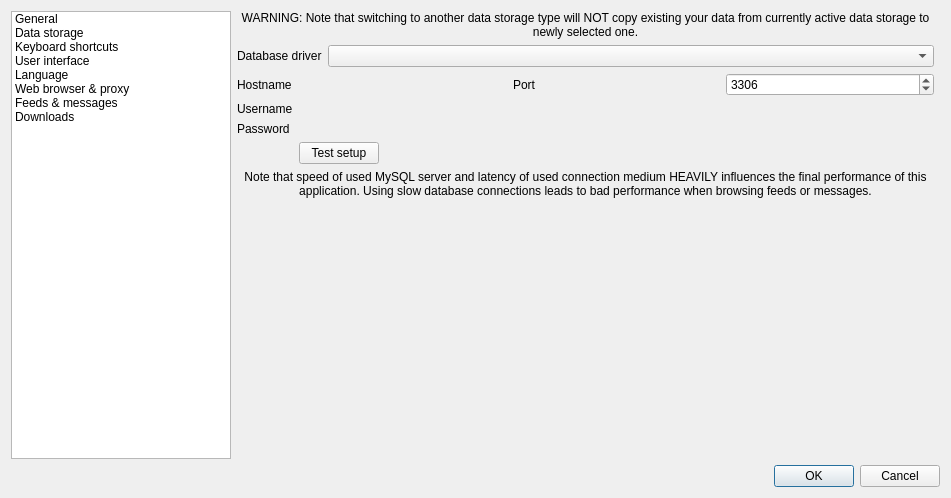
This is src/gui/formsettings.ui in martinrotter/rssguard as Qt 5 draws it before an edit. The edited form follows.
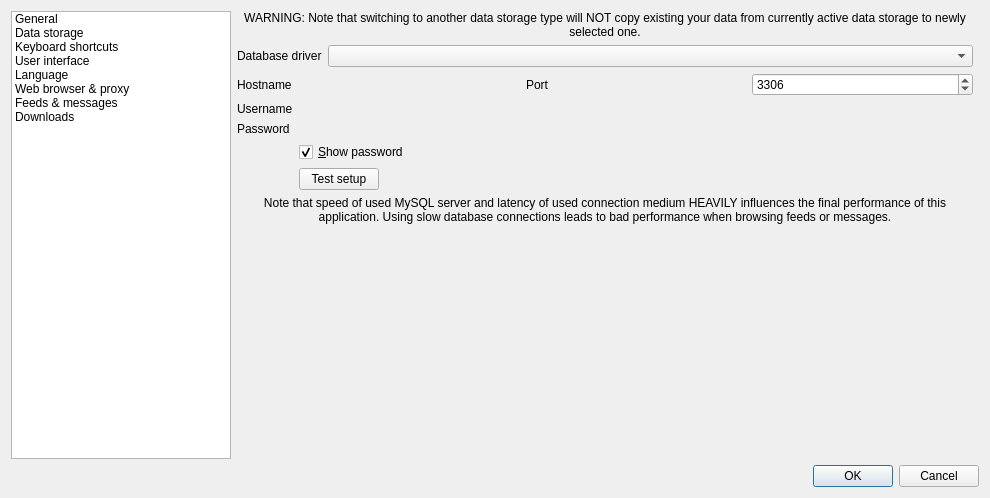
This is the edited form. The open tabs and pages were chosen to show the change. Custom widgets are drawn as their Qt base class.

Patch:
```diff
--- a/src/gui/formsettings.ui
+++ b/src/gui/formsettings.ui
@@ -6,7 +6,7 @@
    <rect>
     <x>0</x>
     <y>0</y>
-    <width>951</width>
+    <width>990</width>
     <height>498</height>
    </rect>
   </property>
@@ -316,7 +316,7 @@
            <item row="2" column="1">
             <widget class="LineEditWithStatus" name="m_txtMysqlPassword" native="true"/>
            </item>
-           <item row="3" column="1">
+           <item row="4" column="1">
             <layout class="QHBoxLayout" name="horizontalLayout_11">
              <item>
               <widget class="QPushButton" name="m_btnMysqlTestSetup">
@@ -343,7 +343,7 @@
              </item>
             </layout>
            </item>
-           <item row="4" column="0" colspan="2">
+           <item row="5" column="0" colspan="2">
             <widget class="QLabel" name="m_lblMysqlInfo">
              <property name="text">
               <string>Note that speed of used MySQL server and latency of used connection medium HEAVILY influences the final performance of this application. Using slow database connections leads to bad performance when browsing feeds or messages.</string>
@@ -359,6 +359,16 @@
              </property>
             </widget>
            </item>
+           <item row="3" column="1">
+            <widget class="QCheckBox" name="m_checkMysqlShowPassword">
+             <property name="text">
+              <string>&amp;Show password</string>
+             </property>
+             <property name="checked">
+              <bool>true</bool>
+             </property>
+            </widget>
+           </item>
           </layout>
          </widget>
         </widget>
```
Left out of the diff: 10 changed lines with no effect on the pictures.
